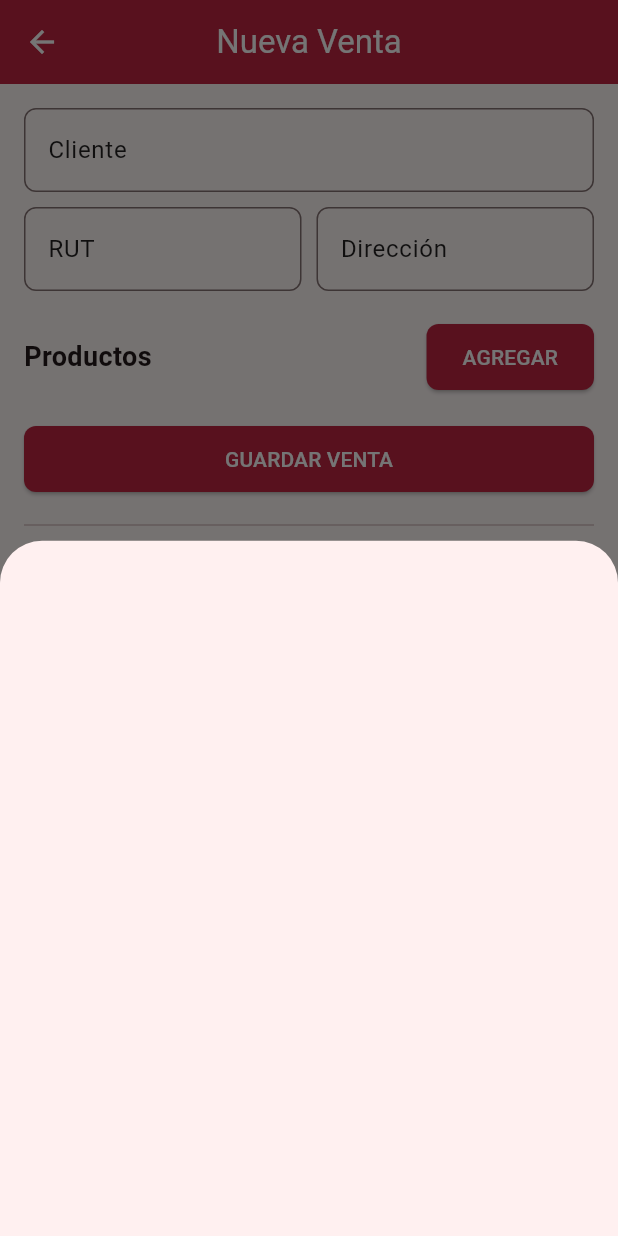
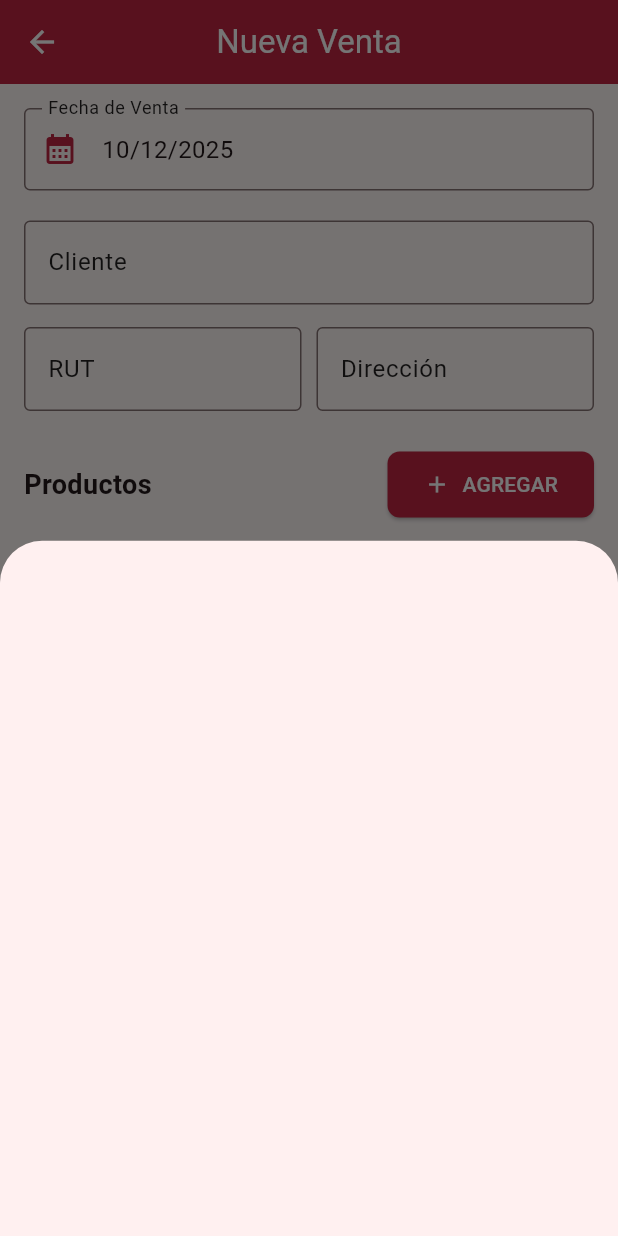
Before and after one commit to PABM25/dash_bloquera, a Flutter app: the CrearVentaScreen screen opened directly, after a tap on "AGREGAR", on a phone screen of 412 x 824 dp. Run offline on Flutter 3.47's test engine with Material 3 defaults, Android fonts, the phone set to English and light mode, and no system bars; our stand-ins replace cloud_firestore, firebase_auth, firebase_core, fl_chart, flutter_dotenv, pdf and 2 more; accounts and stored records are empty.

```diff
--- a/lib/providers/ventas_provider.dart
+++ b/lib/providers/ventas_provider.dart
@@ -15,6 +15,7 @@ class VentasProvider with ChangeNotifier {
     String? rut,
     String? direccion,
     required List<ItemOrden> items,
+    required DateTime fecha, // Parámetro requerido nuevo
   }) async {
     _setLoading(true);
     try {
@@ -23,6 +24,7 @@ class VentasProvider with ChangeNotifier {
         rut: rut,
         direccion: direccion,
         items: items,
+        fecha: fecha, // Pasando la fecha al repo
       );
     } catch (e) {
       rethrow;
@@ -31,14 +33,12 @@ class VentasProvider with ChangeNotifier {
     }
   }
 
-  // MÉTODO CORREGIDO
   Future<void> registrarPago(
     String ventaId,
     double montoAbono,
-    double pagadoActual, // Antes era confuso, ahora es explícito
+    double pagadoActual,
     double total,
   ) async {
-    // Enviamos los datos al repositorio
     await _repository.registrarPago(
       ventaId,
       montoAbono,
--- a/lib/repositories/ventas_repository.dart
+++ b/lib/repositories/ventas_repository.dart
@@ -23,6 +23,7 @@ class VentasRepository {
     String? rut,
     String? direccion,
     required List<ItemOrden> items,
+    required DateTime fecha, // Nuevo parámetro de fecha
   }) async {
     try {
       await _db.runTransaction((transaction) async {
@@ -58,13 +59,14 @@ class VentasRepository {
           DocumentReference movRef = _db
               .collection('movimientos_inventario')
               .doc();
+
           transaction.set(movRef, {
             'productoId': producto.id,
             'productoNombre': producto.nombre,
             'cantidad': item.cantidad,
             'tipo': 'SALIDA',
             'motivo': 'VENTA',
-            'fecha': FieldValue.serverTimestamp(),
+            'fecha': Timestamp.fromDate(fecha), // Usamos la fecha manual para consistencia
             'usuarioId': _auth.currentUser?.uid,
             'usuarioNombre': _auth.currentUser?.displayName,
           });
@@ -75,12 +77,13 @@ class VentasRepository {
 
         // 2. Crear Venta
         DocumentReference ventaRef = _db.collection('ventas').doc();
+        // Generamos un folio simple basado en el tiempo actual para unicidad
         String folio =
             "OC-${DateTime.now().millisecondsSinceEpoch.toString().substring(6)}";
 
         final ventaData = {
           'folio': folio,
-          'fecha': FieldValue.serverTimestamp(),
+          'fecha': Timestamp.fromDate(fecha), // Fecha manual registrada
           'cliente': cliente,
           'rut': rut,
           'direccion': direccion,
--- a/lib/screens/ventas/crear_venta_screen.dart
+++ b/lib/screens/ventas/crear_venta_screen.dart
@@ -18,9 +18,38 @@ class _CrearVentaScreenState extends State<CrearVentaScreen> {
   final _clienteCtrl = TextEditingController();
   final _rutCtrl = TextEditingController();
   final _direccionCtrl = TextEditingController();
+
+  // Variable para almacenar la fecha seleccionada, por defecto HOY
+  DateTime _fechaVenta = DateTime.now();
+
   List<ItemOrden> carrito = [];
   double get totalVenta =>
       carrito.fold(0, (sum, item) => sum + item.totalLinea);
+
+  // Selector de fecha
+  Future<void> _seleccionarFecha() async {
+    final picked = await showDatePicker(
+      context: context,
+      initialDate: _fechaVenta,
+      firstDate: DateTime(2020),
+      lastDate: DateTime(2100),
+      builder: (context, child) {
+        return Theme(
+          data: Theme.of(context).copyWith(
+            colorScheme: ColorScheme.light(
+              primary: AppTheme.primary,
+            ),
+          ),
+          child: child!,
+        );
+      },
+    );
+    if (picked != null) {
+      setState(() {
+        _fechaVenta = picked;
+      });
+    }
+  }
 
   void _mostrarSelector() {
     showModalBottomSheet(
@@ -56,14 +85,40 @@ class _CrearVentaScreenState extends State<CrearVentaScreen> {
 
   void _dialogoCantidad(Producto p) {
     final cantCtrl = TextEditingController(text: "1");
+
+    // Sugerimos un precio (Costo + 30%), pero el usuario puede editarlo
+    // Lógica para precio variable
+    final precioSugerido = (p.precioCosto * 1.3).toStringAsFixed(0);
+    final precioCtrl = TextEditingController(text: precioSugerido);
+
     showDialog(
       context: context,
       builder: (ctx) => AlertDialog(
         title: Text("Agregar ${p.nombre}"),
-        content: TextField(
+        content: Column(
+          mainAxisSize: MainAxisSize.min,
+          children: [
+            TextField(
               controller: cantCtrl,
               keyboardType: TextInputType.number,
-          decoration: const InputDecoration(labelText: "Cantidad"),
+              decoration: const InputDecoration(
+                labelText: "Cantidad",
+                border: OutlineInputBorder(),
+              ),
+            ),
+            const SizedBox(height: 15),
+            // Campo editable para el precio
+            TextField(
+              controller: precioCtrl,
+              keyboardType: TextInputType.number,
+              decoration: const InputDecoration(
+                labelText: "Precio Unitario",
+                prefixText: "\$ ",
+                border: OutlineInputBorder(),
+                helperText: "Precio sugerido (30%)"
+              ),
+            ),
+          ],
         ),
         actions: [
           TextButton(
@@ -73,15 +128,17 @@ class _CrearVentaScreenState extends State<CrearVentaScreen> {
           ElevatedButton(
             onPressed: () {
               int cant = int.tryParse(cantCtrl.text) ?? 0;
-              if (cant > 0 && cant <= p.stock) {
+              double precio = double.tryParse(precioCtrl.text) ?? 0;
+
+              if (cant > 0 && cant <= p.stock && precio > 0) {
                 setState(() {
                   carrito.add(
                     ItemOrden(
                       productoId: p.id,
                       nombre: p.nombre,
                       cantidad: cant,
-                      precioUnitario: p.precioCosto * 1.3, // Ejemplo margen 30%
-                      totalLinea: (p.precioCosto * 1.3) * cant,
+                      precioUnitario: precio, // Usamos el precio del input manual
+                      totalLinea: precio * cant,
                     ),
                   );
                 });
@@ -103,7 +160,6 @@ class _CrearVentaScreenState extends State<CrearVentaScreen> {
       return;
     }
 
-    // Mostrar loading
     showDialog(
       context: context,
       barrierDismissible: false,
@@ -118,12 +174,11 @@ class _CrearVentaScreenState extends State<CrearVentaScreen> {
         rut: _rutCtrl.text,
         direccion: _direccionCtrl.text,
         items: carrito,
+        fecha: _fechaVenta, // Enviamos la fecha seleccionada
       );
 
-      // Cerrar loading
-      if (mounted) Navigator.pop(context);
-      // Cerrar pantalla
-      if (mounted) Navigator.pop(context);
+      if (mounted) Navigator.pop(context); // Cerrar loading
+      if (mounted) Navigator.pop(context); // Cerrar pantalla
 
       ScaffoldMessenger.of(context).showSnackBar(
         const SnackBar(
@@ -132,8 +187,7 @@ class _CrearVentaScreenState extends State<CrearVentaScreen> {
         ),
       );
     } catch (e) {
-      // Cerrar loading
-      if (mounted) Navigator.pop(context);
+      if (mounted) Navigator.pop(context); // Cerrar loading
 
       String errorMsg = "Ocurrió un error inesperado";
       if (e.toString().contains("STOCK_INSUFICIENTE")) {
@@ -150,14 +204,16 @@ class _CrearVentaScreenState extends State<CrearVentaScreen> {
 
   @override
   Widget build(BuildContext context) {
-    // Layout Responsivo: Columna en celular, Fila en Tablet
     return Scaffold(
       appBar: AppBar(title: const Text("Nueva Venta")),
       body: LayoutBuilder(
         builder: (context, constraints) {
-          final isWide = constraints.maxWidth > 600;
-          Widget form = _buildForm();
-          Widget ticket = TicketPreview(
+          final isWide = constraints.maxWidth > 800;
+
+          Widget formSection = _buildForm();
+
+          // Ticket Preview se actualiza con los precios modificados automáticamente
+          Widget ticketSection = TicketPreview(
             cliente: _clienteCtrl.text,
             rut: _rutCtrl.text,
             direccion: _direccionCtrl.text,
@@ -167,12 +223,13 @@ class _CrearVentaScreenState extends State<CrearVentaScreen> {
 
           if (isWide) {
             return Row(
+              crossAxisAlignment: CrossAxisAlignment.start,
               children: [
                 Expanded(
                   flex: 3,
                   child: SingleChildScrollView(
                     padding: const EdgeInsets.all(16),
-                    child: form,
+                    child: formSection,
                   ),
                 ),
                 const VerticalDivider(width: 1),
@@ -180,7 +237,13 @@ class _CrearVentaScreenState extends State<CrearVentaScreen> {
                   flex: 2,
                   child: SingleChildScrollView(
                     padding: const EdgeInsets.all(16),
-                    child: ticket,
+                    child: Column(
+                      children: [
+                        const Text("VISTA PREVIA", style: TextStyle(fontWeight: FontWeight.bold)),
+                        const SizedBox(height: 10),
+                        ticketSection,
+                      ],
+                    ),
                   ),
                 ),
               ],
@@ -190,14 +253,11 @@ class _CrearVentaScreenState extends State<CrearVentaScreen> {
               padding: const EdgeInsets.all(16),
               child: Column(
                 children: [
-                  form,
+                  formSection,
                   const Divider(height: 40),
-                  const Text(
-                    "VISTA PREVIA",
-                    style: TextStyle(color: Colors.grey),
-                  ),
+                  const Text("VISTA PREVIA", style: TextStyle(color: Colors.grey)),
                   const SizedBox(height: 10),
-                  ticket,
+                  ticketSection,
                 ],
               ),
             );
@@ -210,18 +270,41 @@ class _CrearVentaScreenState extends State<CrearVentaScreen> {
   Widget _buildForm() {
     return Column(
       children: [
+        // Widget para seleccionar fecha
+        InkWell(
+          onTap: _seleccionarFecha,
+          child: InputDecorator(
+            decoration: const InputDecoration(
+              labelText: "Fecha de Venta",
+              border: OutlineInputBorder(),
+              prefixIcon: Icon(Icons.calendar_month),
+            ),
+            child: Text(
+              "${_fechaVenta.day}/${_fechaVenta.month}/${_fechaVenta.year}",
+              style: const TextStyle(fontSize: 16),
+            ),
+          ),
+        ),
+        const SizedBox(height: 20),
+
         TextField(
           controller: _clienteCtrl,
-          decoration: const InputDecoration(labelText: "Cliente"),
+          decoration: const InputDecoration(
+            labelText: "Cliente",
+            border: OutlineInputBorder(),
+          ),
           onChanged: (v) => setState(() {}),
         ),
-        const SizedBox(height: 10),
+        const SizedBox(height: 15),
         Row(
           children: [
             Expanded(
               child: TextField(
                 controller: _rutCtrl,
-                decoration: const InputDecoration(labelText: "RUT"),
+                decoration: const InputDecoration(
+                  labelText: "RUT",
+                  border: OutlineInputBorder(),
+                ),
                 onChanged: (v) => setState(() {}),
               ),
             ),
@@ -229,13 +312,16 @@ class _CrearVentaScreenState extends State<CrearVentaScreen> {
             Expanded(
               child: TextField(
                 controller: _direccionCtrl,
-                decoration: const InputDecoration(labelText: "Dirección"),
+                decoration: const InputDecoration(
+                  labelText: "Dirección",
+                  border: OutlineInputBorder(),
+                ),
                 onChanged: (v) => setState(() {}),
               ),
             ),
           ],
         ),
-        const SizedBox(height: 20),
+        const SizedBox(height: 25),
         Row(
           mainAxisAlignment: MainAxisAlignment.spaceBetween,
           children: [
@@ -243,33 +329,48 @@ class _CrearVentaScreenState extends State<CrearVentaScreen> {
               "Productos",
               style: TextStyle(fontSize: 18, fontWeight: FontWeight.bold),
             ),
-            ElevatedButton(
+            ElevatedButton.icon(
               onPressed: _mostrarSelector,
-              child: const Text("AGREGAR"),
+              icon: const Icon(Icons.add),
+              label: const Text("AGREGAR"),
+              style: ElevatedButton.styleFrom(
+                backgroundColor: AppTheme.primary,
+                foregroundColor: Colors.white,
+              ),
             ),
           ],
         ),
-        // Lista Items Editable
+        const SizedBox(height: 10),
+        if (carrito.isEmpty)
+          const Padding(
+            padding: EdgeInsets.all(20.0),
+            child: Text("No hay productos agregados", style: TextStyle(color: Colors.grey)),
+          ),
         ...carrito.map(
-          (item) => ListTile(
+          (item) => Card(
+            margin: const EdgeInsets.symmetric(vertical: 5),
+            child: ListTile(
               title: Text(item.nombre),
-            subtitle: Text("${item.cantidad} x ${item.precioUnitario}"),
+              subtitle: Text("${item.cantidad} x \$${item.precioUnitario.toStringAsFixed(0)}"),
               trailing: IconButton(
                 icon: const Icon(Icons.delete, color: Colors.red),
                 onPressed: () => setState(() => carrito.remove(item)),
               ),
             ),
           ),
-        const SizedBox(height: 20),
+        ),
+        const SizedBox(height: 30),
         SizedBox(
           width: double.infinity,
+          height: 50,
           child: ElevatedButton(
             onPressed: _guardar,
             style: ElevatedButton.styleFrom(
-              backgroundColor: AppTheme.primary,
+              backgroundColor: Colors.green,
               foregroundColor: Colors.white,
+              textStyle: const TextStyle(fontSize: 18),
             ),
-            child: const Text("GUARDAR VENTA"),
+            child: const Text("FINALIZAR VENTA"),
           ),
         ),
       ],
```
Also changed, not shown: lib/providers/inventario_provider.dart (+53 -0 lines), lib/screens/worker/marcar_asistencia_screen.dart (added, +135 -0 lines), lib/screens/worker/registrar_produccion_screen.dart (added, +127 -0 lines), lib/screens/worker/worker_home_screen.dart (added, +109 -0 lines). Lines whose indentation alone changed are shown as unchanged.
